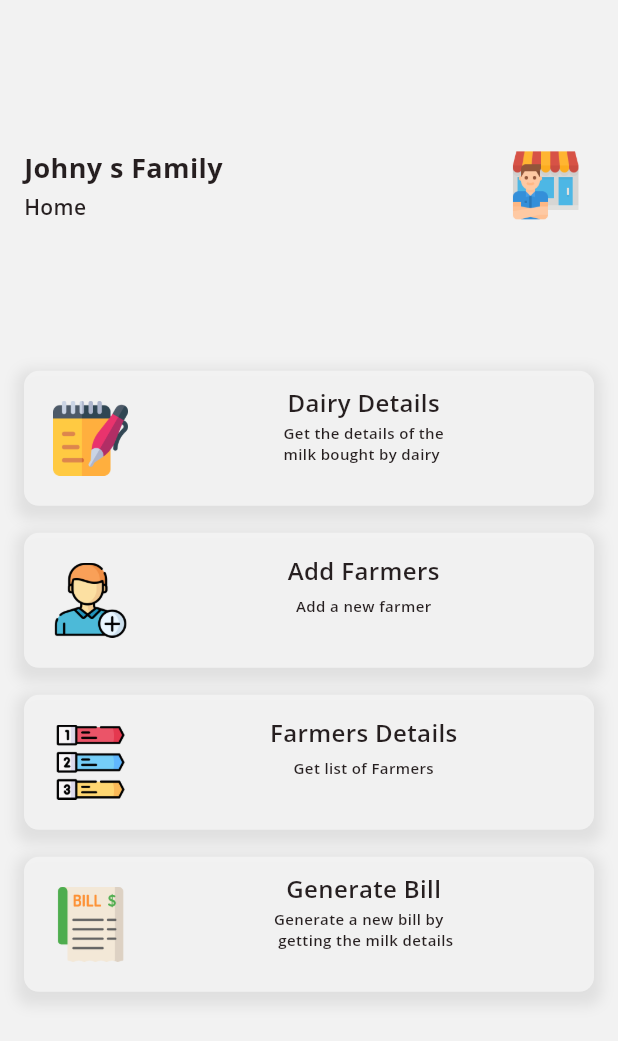
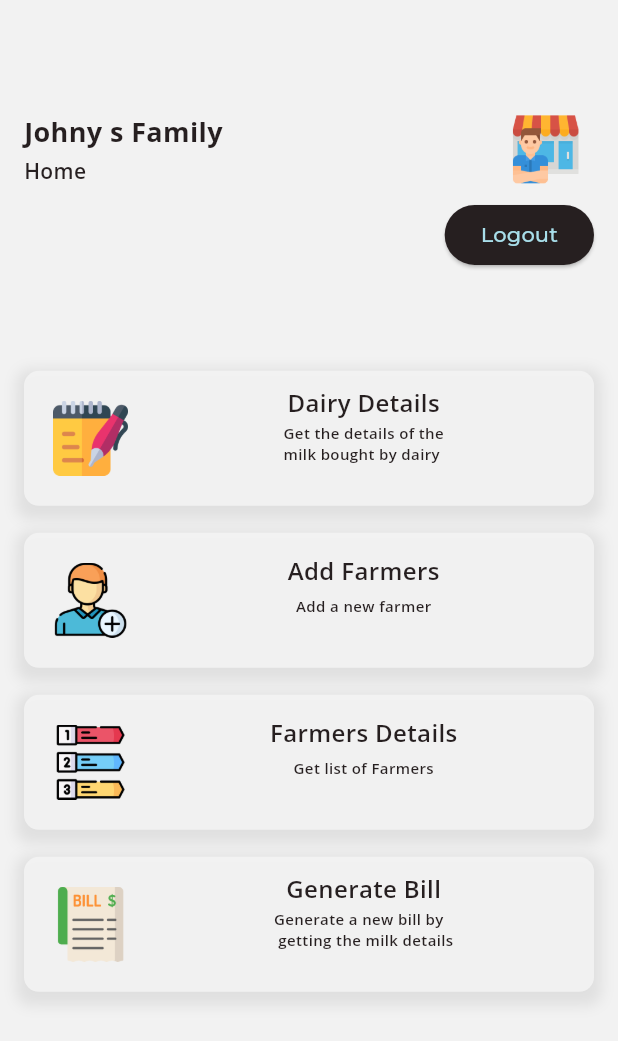
Before and after one commit to rao-suraj/DigiMilk, a Flutter app: the FarmerDashboardScreen screen opened by its route, on a phone screen of 412 x 824 dp. Shown: the top 1041 px of the screen. Run offline on Flutter 3.47's test engine with Material 3 defaults, Android fonts, the phone set to English and light mode, and no system bars; our stand-ins replace auto_route, either_dart, equatable, firebase_core, firebase_database, flutter_bloc and 5 more; accounts and stored records are empty.

Commit message:
added farmer login logic

```diff
--- /dev/null
+++ b/lib/domain/models/farmer_info.dart
@@ -0,0 +1,17 @@
+import 'package:dhood_app/data/utils/hive_constants.dart';
+import 'package:hive/hive.dart';
+
+part 'farmer_info.g.dart';
+
+@HiveType(typeId: HiveConstants.farmerHiveId)
+class FarmerInfo extends HiveObject{
+
+  @HiveField(0)
+  bool? isLogedIn;
+
+  @HiveField(1)
+  String? id;
+
+  @HiveField(2)
+  String? name;
+}
--- a/lib/domain/repository/remote_database_repository.dart
+++ b/lib/domain/repository/remote_database_repository.dart
@@ -16,5 +16,4 @@ class RemoteDatabaseRepository implements IRemoteDatabaseRepository {
   Stream<DatabaseEvent> getSensorDataStream() {
     return _fbDatabaseService.getSensorDataStream();
   }
-
 }
--- /dev/null
+++ b/lib/presentation/cubit/auth_cubit/auth_state.dart
@@ -0,0 +1,29 @@
+part of 'auth_cubit.dart';
+
+abstract class AuthState {
+  final FarmerInfo? farmerInfo;
+
+  const AuthState({
+    this.farmerInfo,
+  });
+}
+
+class AuthLoading extends AuthState {
+  const AuthLoading();
+}
+
+class Unauthenticated extends AuthState {
+  const Unauthenticated();
+}
+
+class FarmerAuthenticated extends AuthState {
+  const FarmerAuthenticated({
+     super.farmerInfo,
+  });
+}
+
+class AuthError extends AuthState {
+  final AppError error;
+
+  const AuthError(this.error);
+}
--- a/lib/presentation/cubit/farmer_login_cubit/farmer_login_state.dart
+++ b/lib/presentation/cubit/farmer_login_cubit/farmer_login_state.dart
@@ -1,3 +1,4 @@
+import 'package:dhood_app/domain/models/farmer_info.dart';
 import 'package:equatable/equatable.dart';
 
 class FarmerLoginState extends Equatable {
@@ -16,7 +17,8 @@ class FarmerLoginInitial extends FarmerLoginState {
 }
 
 class FarmerLoginSuccrss extends FarmerLoginState {
-  const FarmerLoginSuccrss();
+  final FarmerInfo farmerInfo;
+  const FarmerLoginSuccrss({required this.farmerInfo});
 }
 
 class FarmerLoginError extends FarmerLoginState {
--- a/lib/presentation/routes/app_route.dart
+++ b/lib/presentation/routes/app_route.dart
@@ -5,6 +5,7 @@ import 'package:dhood_app/presentation/screen/dairy_owner/dairy_login.dart';
 import 'package:dhood_app/presentation/screen/farmer/farmer_dashboard_screen.dart';
 import 'package:dhood_app/presentation/screen/farmer/farmer_login_screen.dart';
 import 'package:dhood_app/presentation/screen/initial_screen.dart';
+import 'package:dhood_app/presentation/screen/splash_screen.dart';
 import 'package:flutter/foundation.dart';
 import 'package:injectable/injectable.dart';
 
@@ -15,11 +16,12 @@ part 'app_route.gr.dart';
 class AppRouter extends _$AppRouter {
   @override
   List<AutoRoute> get routes => [
-    AutoRoute(page: InitialRoute.page,initial: true),
+    AutoRoute(page: InitialRoute.page),
     AutoRoute(page: MyHomeRoute.page),
     AutoRoute(page: DairyDashboardRoute.page),
     AutoRoute(page: DairyLoginRoute.page),
     AutoRoute(page: FarmerDashboardRoute.page),
     AutoRoute(page: FarmerLoginRoute.page),
+    AutoRoute(page: SplashRoute.page,initial: true),
   ];
 }
--- a/lib/presentation/screen/farmer/farmer_dashboard_screen.dart
+++ b/lib/presentation/screen/farmer/farmer_dashboard_screen.dart
@@ -1,7 +1,9 @@
-
-import 'package:auto_route/annotations.dart';
+import 'package:auto_route/auto_route.dart';
+import 'package:dhood_app/presentation/cubit/auth_cubit/auth_cubit.dart';
+import 'package:dhood_app/presentation/routes/app_route.dart';
 import 'package:dhood_app/presentation/screen/widget/farmer_grid.dart';
 import 'package:flutter/material.dart';
+import 'package:flutter_bloc/flutter_bloc.dart';
 import 'package:google_fonts/google_fonts.dart';
 
 @RoutePage()
@@ -15,7 +17,7 @@ class FarmerDashboardScreen extends StatefulWidget {
 class FarmerDashboardState extends State<FarmerDashboardScreen> {
   @override
   Widget build(BuildContext context) {
-    final appTheme= Theme.of(context);
+    final appTheme = Theme.of(context);
     return Scaffold(
       backgroundColor: appTheme.colorScheme.background,
       body: Column(
@@ -23,8 +25,11 @@ class FarmerDashboardState extends State<FarmerDashboardScreen> {
           Expanded(
             flex: 30,
             child: Padding(
-              padding:const EdgeInsets.only(left: 16, right: 16),
-              child: Row(
+              padding: const EdgeInsets.only(left: 16, right: 16),
+              child: Column(
+                mainAxisAlignment: MainAxisAlignment.center,
+                children: [
+                  Row(
                     mainAxisAlignment: MainAxisAlignment.spaceBetween,
                     crossAxisAlignment: CrossAxisAlignment.center,
                     children: <Widget>[
@@ -47,7 +52,9 @@ class FarmerDashboardState extends State<FarmerDashboardScreen> {
                             "Home",
                             style: GoogleFonts.openSans(
                                 textStyle: TextStyle(
-                                color: Theme.of(context).colorScheme.onSecondary,
+                                    color: Theme.of(context)
+                                        .colorScheme
+                                        .onSecondary,
                                     fontSize: 14,
                                     fontWeight: FontWeight.w600)),
                           ),
@@ -63,9 +70,20 @@ class FarmerDashboardState extends State<FarmerDashboardScreen> {
                       )
                     ],
                   ),
+                  Align(
+                    alignment: Alignment.centerRight,
+                    child: ElevatedButton(
+                        onPressed: () {
+                          context.read<AuthCubit>().logOutFarmer();
+                          context.replaceRoute(const InitialRoute());
+                        },
+                        child: const Text("Logout")),
+                  )
+                ],
               ),
             ),
-         Expanded(flex: 70,child: FarmerGridScreen())
+          ),
+          Expanded(flex: 70, child: FarmerGridScreen())
         ],
       ),
     );
--- a/lib/presentation/screen/farmer/farmer_login_screen.dart
+++ b/lib/presentation/screen/farmer/farmer_login_screen.dart
@@ -94,7 +94,7 @@ class FarmerLoginScreen extends StatelessWidget implements AutoRouteWrapper {
                                 ),
                               );
                             } else if (state is FarmerLoginSuccrss) {
-                              context.replaceRoute(const FarmerDashboardRoute());
+                              context.router.replaceAll([const FarmerDashboardRoute()]);
                             }
                           },
                           builder: (context, state) {
--- a/lib/presentation/screen/initial_screen.dart
+++ b/lib/presentation/screen/initial_screen.dart
@@ -45,7 +45,7 @@ class InitialScreen extends StatelessWidget {
                     backgroundColor: Theme.of(context).colorScheme.surface,
                   ),
                   onPressed: () {
-                    context.replaceRoute( FarmerLoginRoute());
+                    context.pushRoute( FarmerLoginRoute());
                   },
                   child: Text(
                     "Farmer",
```
Also changed, not shown: lib/data/data_source/local/hive_service.dart (+32 -1 lines), lib/data/data_source/remote/firebase_database.dart (+8 -4 lines), lib/data/utils/hive_constants.dart (added, +10 -0 lines), lib/data/utils/hive_initializer.dart (added, +9 -0 lines), lib/domain/repository/farmer_repository.dart (+6 -3 lines), lib/domain/repository/local_repository.dart (added, +33 -0 lines), lib/main.dart (+28 -14 lines), lib/presentation/cubit/auth_cubit/auth_cubit.dart (added, +52 -0 lines), lib/presentation/cubit/farmer_login_cubit/farmer_login_cubit.dart (+11 -5 lines), lib/presentation/screen/dairy_owner/dairy_dashboard_screen.dart (+19 -6 lines), lib/presentation/screen/splash_screen.dart (added, +38 -0 lines), pubspec.yaml (+5 -3 lines), lib/di/get_it.config.dart, lib/domain/models/farmer_info.g.dart (added), 2 more files. Lines whose indentation alone changed are shown as unchanged.
